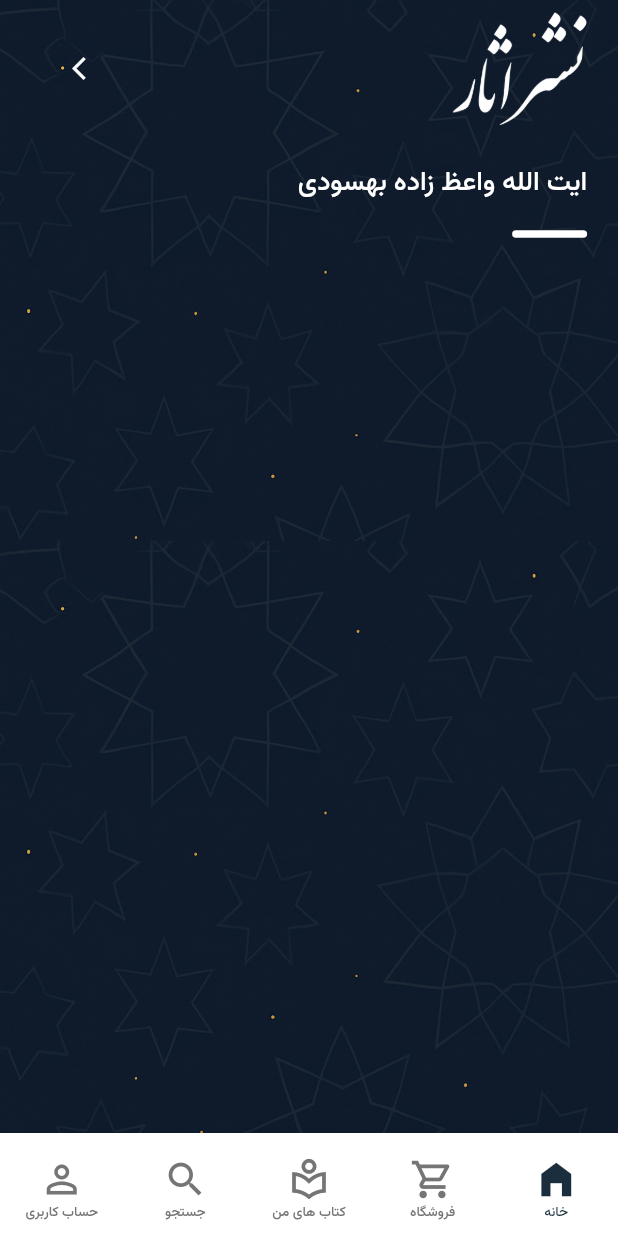
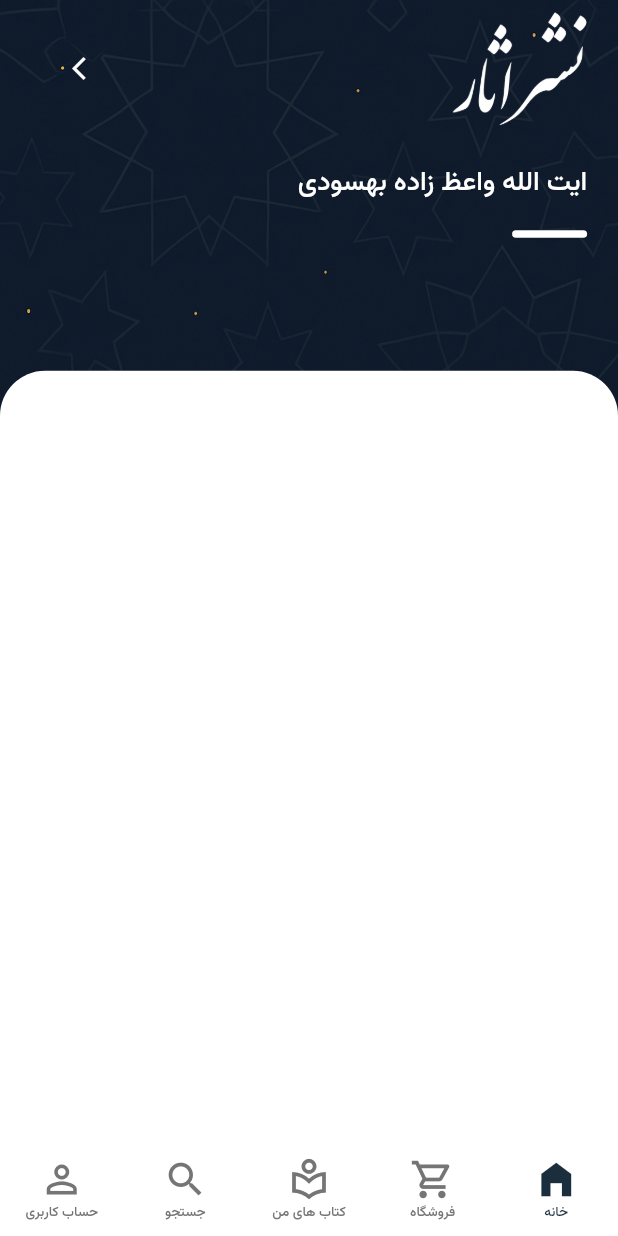
Before and after one commit to ebrahemimorteza/nested_navigation_project_flutter, a Flutter app: the screen it shows after launch, on a phone screen of 412 x 824 dp. Run offline on Flutter 3.47's test engine with Material 3 defaults, Android fonts, the phone set to English and light mode, and no system bars; drawn by our look-alikes of zoom_tap_animation; our stand-ins replace app_links, flutter_bloc, get_storage.

Commit message:
add product and search

```diff
--- a/lib/view/home_screen/home_screen.dart
+++ b/lib/view/home_screen/home_screen.dart
@@ -6,6 +6,7 @@ import 'package:nashreasar/view/component_screen/style.dart';
 import 'package:nashreasar/view/home_screen/header_screen.dart';
 
 import '../component_screen/line_screen.dart';
+import '../product_screen/category_screen.dart';
 
 class Homescreen extends StatelessWidget {
   Homescreen({Key? Key, required this.size, required this.animateCart}) : super(key: Key);
@@ -31,7 +32,7 @@ class Homescreen extends StatelessWidget {
                 ),
                     LineScreen()
                   ]))),
-        // CategoryList(animateCart: animateCart,),
+        CategoryList(),
       ],
     );
   }
--- /dev/null
+++ b/lib/view/product_screen/category_screen.dart
@@ -0,0 +1,26 @@
+import 'package:flutter/cupertino.dart';
+import 'package:nashreasar/gen/assets.gen.dart';
+
+class CategoryList extends StatefulWidget {
+  const CategoryList({super.key});
+
+  @override
+  State<CategoryList> createState() => _CategoryListState();
+}
+
+class _CategoryListState extends State<CategoryList> {
+
+  @override
+  Widget build(BuildContext context) {
+    var size = MediaQuery.sizeOf(context);
+    return Padding(
+      padding: EdgeInsets.only(top: size.height*0.3),
+      child: Container(
+          decoration: BoxDecoration(
+              color: CupertinoColors.white,
+              borderRadius: BorderRadius.all(Radius.circular(30.0))
+          )
+      ),
+    );
+  }
+}
```
Also changed, not shown: lib/view/home_screen/search_screen.dart (added, +24 -0 lines).
